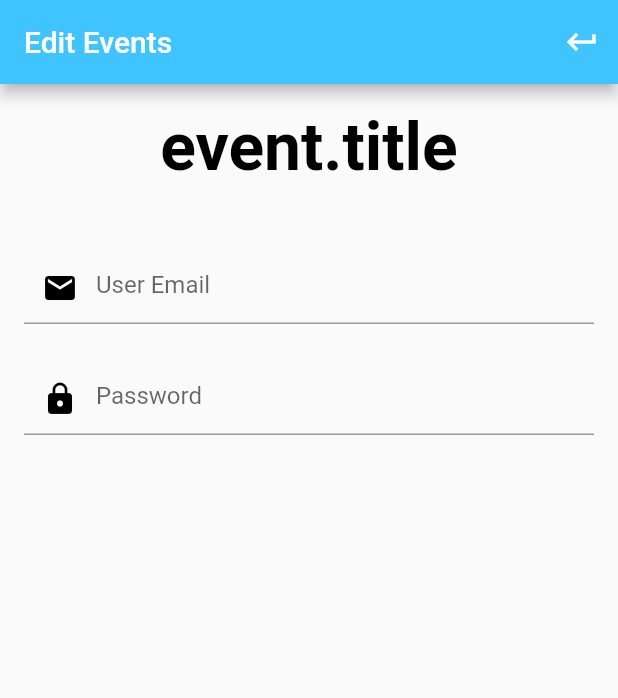
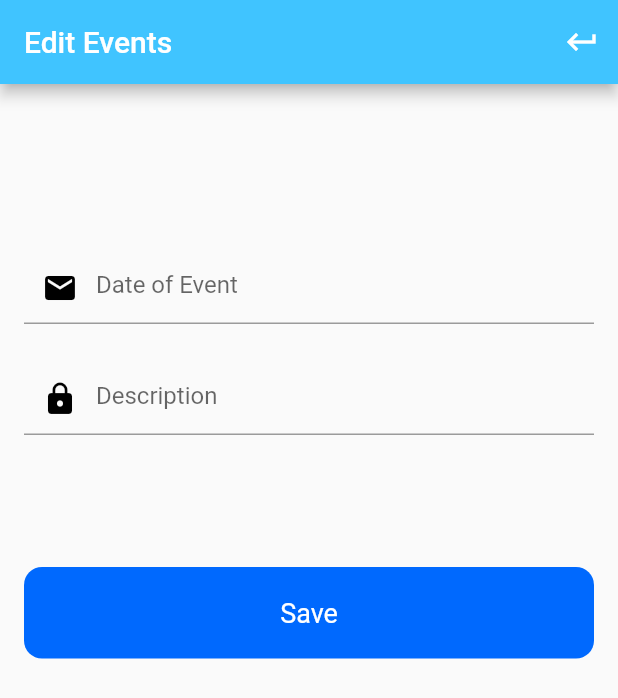
Before and after one commit to EventAct-GroupMeshwar/EventAct-Project-Repository, a Flutter app: the EditEvent screen opened directly with empty values, on a phone screen of 412 x 824 dp. Shown: the top 698 px of the screen. Run offline on Flutter 3.47's test engine with Material 2 defaults, Android fonts, the phone set to English and light mode, and no system bars; our stand-ins replace cloud_firestore, firebase_auth, firebase_core; accounts and stored records are empty.

Commit message:
Update edit_event_screen.dart

```diff
--- a/project5/lib/edit_event_screen.dart
+++ b/project5/lib/edit_event_screen.dart
@@ -3,6 +3,8 @@ import 'package:flutter/src/foundation/key.dart';
 import 'package:flutter/src/widgets/framework.dart';
 import 'package:project5/home_screen.dart';
 import 'Models/event.dart';
+import 'package:cloud_firestore/cloud_firestore.dart';
+
 
 class EditEvent extends StatefulWidget {
   const EditEvent({Key? key, required this.event}) : super(key: key);
@@ -10,12 +12,23 @@ class EditEvent extends StatefulWidget {
   final Event event;
 
   @override
-  State<EditEvent> createState() => _EditEventState();
+  State<EditEvent> createState() {
+    return _EditEventState(this.event);
+  }
 }
 
 class _EditEventState extends State<EditEvent> {
-  TextEditingController _dateController = TextEditingController();
-  TextEditingController _descController = TextEditingController();
+  final Event event;
+
+  _EditEventState(this.event);
+
+
+
+
+  late TextEditingController _dateController = TextEditingController(text: event.date);
+  late TextEditingController _descController = TextEditingController(text: event.desc);
+
+
 
   @override
   Widget build(BuildContext context) {
@@ -36,7 +49,7 @@ class _EditEventState extends State<EditEvent> {
         padding: const EdgeInsets.all(16.0),
         child: Column(
           children: [
-            Text("event.title", style: TextStyle(
+            Text(event.name, style: const TextStyle(
             color: Colors.black,
             fontSize: 44.0,
             fontWeight: FontWeight.bold,
@@ -48,7 +61,7 @@ class _EditEventState extends State<EditEvent> {
             controller: _dateController,
             keyboardType: TextInputType.emailAddress,
             decoration: const InputDecoration(
-              hintText: "User Email",
+              hintText: "Date of Event",
               prefixIcon: Icon(Icons.mail, color: Colors.black,),
             ),
           ),
@@ -56,10 +69,39 @@ class _EditEventState extends State<EditEvent> {
           TextField(
             controller: _descController,
             decoration: const InputDecoration(
-              hintText: "Password",
+              hintText: "Description",
               prefixIcon: Icon(Icons.lock, color: Colors.black,),
             ),
           ),
+
+          const SizedBox(height: 88.0,),
+
+          Container(
+            width: double.infinity,
+            child: RawMaterialButton(
+              fillColor: const Color(0xFF0069FE),
+              elevation: 0.0,
+              padding: const EdgeInsets.symmetric(vertical: 20.0),
+              shape: RoundedRectangleBorder(borderRadius: BorderRadius.circular(12.0)),
+              onPressed: () async {
+
+                FirebaseFirestore.instance.collection('Events').doc(event.name).update({
+                  "Date" : _dateController.text,
+                  "Description": _descController.text,
+                  "Name": event.name,
+                }).then((value) => Navigator.of(context).pushReplacement(MaterialPageRoute(builder: (context)=>OrgHomeScreen())));
+
+
+
+              },
+              child: const Text("Save", style: TextStyle(
+                color: Colors.white,
+                fontSize: 18.0,
+              ),),
+            ),
+          ),
+
+
           ],
         ),
         ),
```
